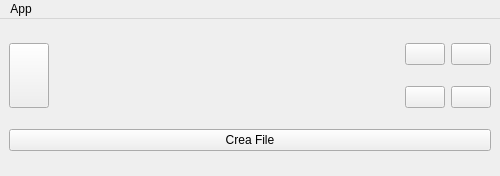
This is layout/mainView.ui in LcBert/Gestione-Inventario as Qt 5 draws it before an edit. The edited form follows.
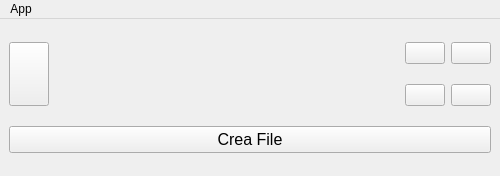
This is the edited form. Icons and pictures are not drawn.

Commit message: App redesign

The edit to the form file:
```diff
--- a/layout/mainView.ui
+++ b/layout/mainView.ui
@@ -167,6 +167,11 @@
     </item>
     <item row="2" column="0" colspan="2">
      <widget class="QPushButton" name="create_button">
+      <property name="font">
+       <font>
+        <pointsize>12</pointsize>
+       </font>
+      </property>
       <property name="cursor">
        <cursorShape>PointingHandCursor</cursorShape>
       </property>
```
The commit also changes 1 other file.
